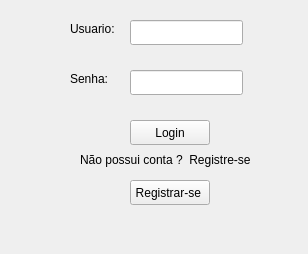
Qt form Gui.ui (Edresson/UTFBox) before a commit.
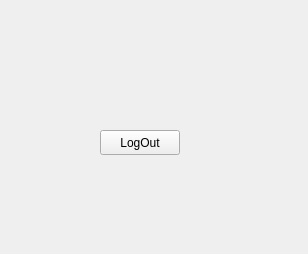
The same form after that commit. The open tabs and pages were chosen to show the change.

What changed in the file:
```diff
--- a/Gui.ui
+++ b/Gui.ui
@@ -209,6 +209,21 @@
       </property>
      </widget>
     </widget>
+    <widget class="QWidget" name="page">
+     <widget class="QPushButton" name="bt_logout">
+      <property name="geometry">
+       <rect>
+        <x>90</x>
+        <y>130</y>
+        <width>80</width>
+        <height>25</height>
+       </rect>
+      </property>
+      <property name="text">
+       <string>LogOut</string>
+      </property>
+     </widget>
+    </widget>
    </widget>
   </widget>
  </widget>
```
